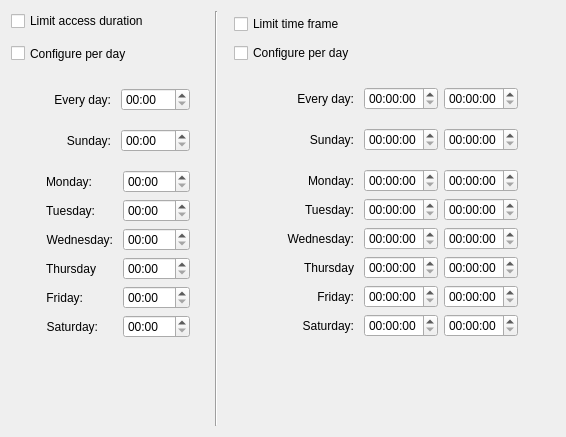
First picture: the form in app/ui/limits.ui, repository timekpr/clepsydra, before the edit.
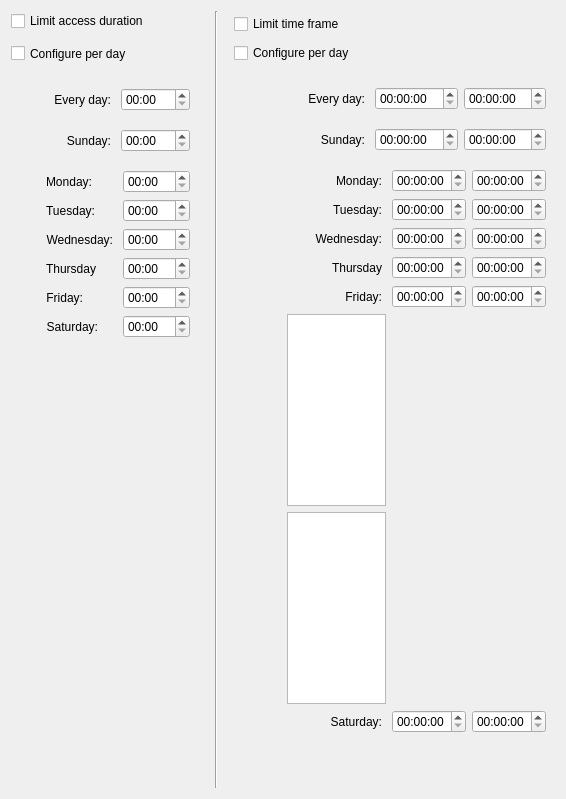
Second picture: the form after the edit.

Commit message: Add support for limits by day

```diff
--- a/app/ui/limits.ui
+++ b/app/ui/limits.ui
@@ -945,7 +945,7 @@
              </property>
             </widget>
            </item>
-           <item row="5" column="0">
+           <item row="7" column="0">
             <widget class="QLabel" name="lbLimit_15">
              <property name="minimumSize">
               <size>
@@ -967,7 +967,7 @@
              </property>
             </widget>
            </item>
-           <item row="5" column="1">
+           <item row="7" column="1">
             <widget class="QTimeEdit" name="sbFrom_6">
              <property name="enabled">
               <bool>true</bool>
@@ -980,7 +980,7 @@
              </property>
             </widget>
            </item>
-           <item row="5" column="2">
+           <item row="7" column="2">
             <widget class="QTimeEdit" name="sbTo_6">
              <property name="enabled">
               <bool>true</bool>
@@ -993,6 +993,12 @@
              </property>
             </widget>
            </item>
+           <item row="6" column="0">
+            <widget class="QTreeView" name="treeView"/>
+           </item>
+           <item row="5" column="0">
+            <widget class="QTreeView" name="treeView_2"/>
+           </item>
           </layout>
          </widget>
         </item>
```
Left out of the diff: 70 changed lines with no effect on the pictures. The commit also changes 1 other file.
